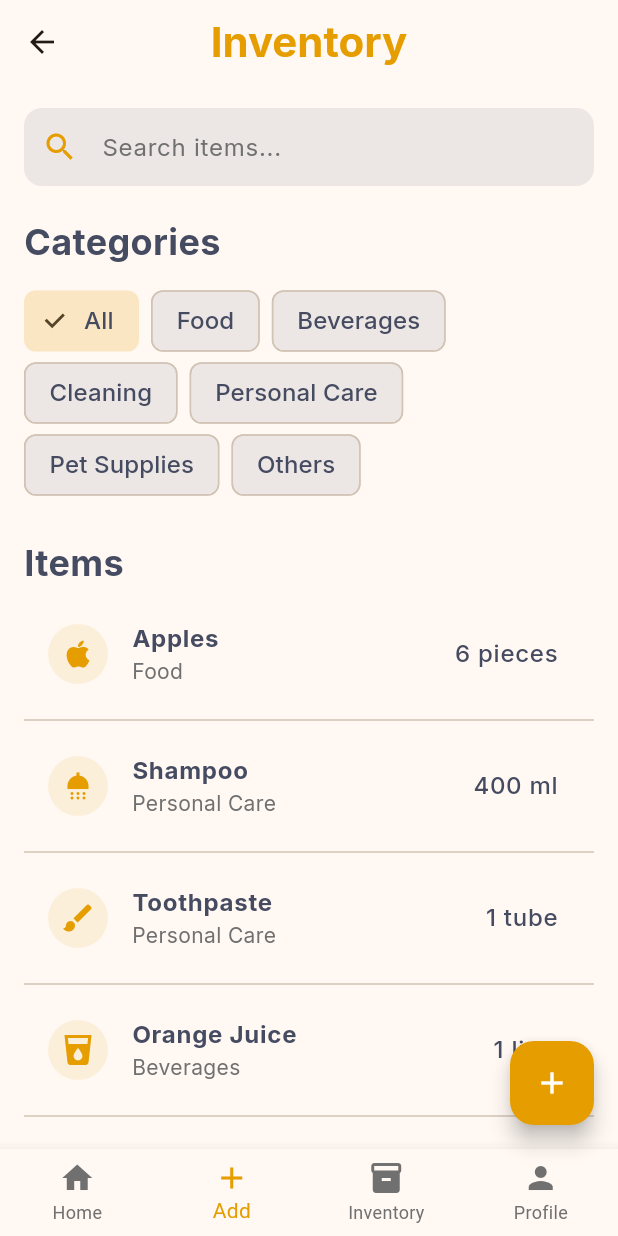
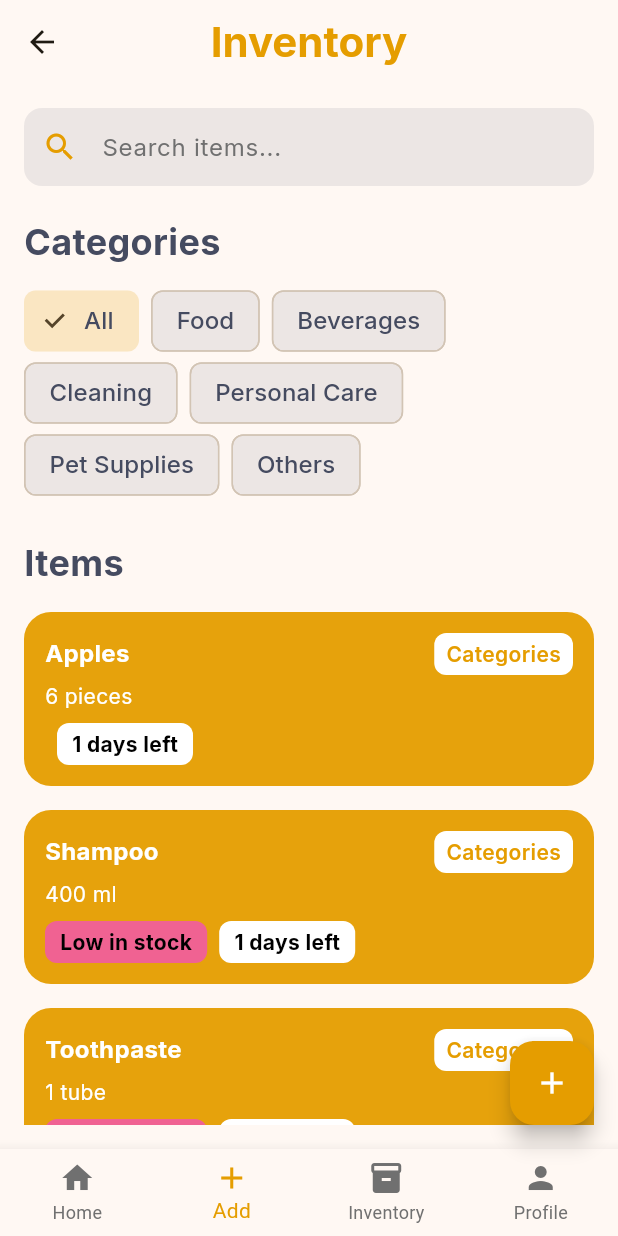
Before and after one commit to dynura/NeverOut, a Flutter app: the InventoryPage screen opened directly, on a phone screen of 412 x 824 dp. Run offline on Flutter 3.47's test engine with Material 3 defaults, Android fonts, the phone set to English and light mode, and no system bars; our stand-ins replace cloud_firestore, firebase_auth, firebase_core, firebase_storage, flutter_dotenv, flutter_local_notifications and 3 more; missing offline and left inert: google_ml_kit; accounts and stored records are empty.

Commit message:
inventory page edit

```diff
--- a/lib/features/user_auth/presentation/pages/inventory_page.dart
+++ b/lib/features/user_auth/presentation/pages/inventory_page.dart
@@ -1,3 +1,4 @@
+import 'dart:math';
 import 'package:flutter/material.dart';
 import 'package:neverout/features/user_auth/presentation/widgets/app_theme.dart';
 import 'package:neverout/features/user_auth/presentation/widgets/app_navigation.dart';
@@ -27,95 +28,70 @@ class _InventoryPageState extends State<InventoryPage> {
   String searchQuery = '';
 
   final List<Map<String, dynamic>> allItems = [
-    {
-      'name': 'Apples',
-      'quantity': '6 pieces',
-      'category': 'Food',
-      'icon': Icons.apple,
-    },
+    {'name': 'Apples', 'quantity': '6 pieces', 'count': 6, 'category': 'Food'},
     {
       'name': 'Shampoo',
       'quantity': '400 ml',
+      'count': 1,
       'category': 'Personal Care',
-      'icon': Icons.shower,
     },
     {
       'name': 'Toothpaste',
       'quantity': '1 tube',
+      'count': 1,
       'category': 'Personal Care',
-      'icon': Icons.brush,
     },
     {
       'name': 'Orange Juice',
       'quantity': '1 litre',
+      'count': 1,
       'category': 'Beverages',
-      'icon': Icons.local_drink,
     },
-    {
-      'name': 'Bread',
-      'quantity': '2 loaves',
-      'category': 'Food',
-      'icon': Icons.bakery_dining,
-    },
+    {'name': 'Bread', 'quantity': '2 loaves', 'count': 2, 'category': 'Food'},
     {
       'name': 'Laundry Detergent',
       'quantity': '1 bottle',
+      'count': 1,
       'category': 'Cleaning',
-      'icon': Icons.local_laundry_service,
     },
     {
       'name': 'Floor Cleaner',
       'quantity': '2 bottles',
+      'count': 2,
       'category': 'Cleaning',
-      'icon': Icons.cleaning_services,
     },
     {
       'name': 'Dog Treats',
       'quantity': '500 g',
+      'count': 1,
       'category': 'Pet Supplies',
-      'icon': Icons.pets,
     },
     {
       'name': 'Cat Litter',
       'quantity': '5 kg',
+      'count': 5,
       'category': 'Pet Supplies',
-      'icon': Icons.pets,
     },
-    {
-      'name': 'Soda',
-      'quantity': '6 cans',
-      'category': 'Beverages',
-      'icon': Icons.local_drink,
-    },
-    {
-      'name': 'Cereal',
-      'quantity': '1 box',
-      'category': 'Food',
-      'icon': Icons.breakfast_dining,
-    },
+    {'name': 'Soda', 'quantity': '6 cans', 'count': 6, 'category': 'Beverages'},
+    {'name': 'Cereal', 'quantity': '1 box', 'count': 1, 'category': 'Food'},
     {
       'name': 'Hand Soap',
       'quantity': '2 bottles',
+      'count': 2,
       'category': 'Personal Care',
-      'icon': Icons.soap,
     },
     {
       'name': 'Tissues',
       'quantity': '3 boxes',
+      'count': 3,
       'category': 'Personal Care',
-      'icon': Icons.airline_seat_legroom_reduced,
     },
-    {
-      'name': 'Batteries',
-      'quantity': '8 AA',
-      'category': 'Others',
-      'icon': Icons.battery_full,
-    },
+    {'name': 'Batteries', 'quantity': '8 AA', 'count': 8, 'category': 'Others'},
     {
       'name': 'Light Bulbs',
       'quantity': '4 bulbs',
+      'count': 4,
       'category': 'Others',
-      'icon': Icons.lightbulb,
     },
   ];
 
@@ -237,61 +213,87 @@ class _InventoryPageState extends State<InventoryPage> {
       );
     }
 
-    return ListView.separated(
+    return ListView.builder(
       itemCount: items.length,
-      separatorBuilder: (context, index) => const Divider(height: 16),
       itemBuilder: (context, index) {
         final item = items[index];
-        return ListTile(
-          leading: Container(
-            padding: const EdgeInsets.all(8),
-            decoration: BoxDecoration(
-              color: AppTheme.primaryColor.withOpacity(0.1),
-              shape: BoxShape.circle,
-            ),
-            child: Icon(item['icon'], color: AppTheme.primaryColor),
+        final daysLeft = Random().nextInt(10) + 1;
+        final isLowStock = item['count'] < 3;
+
+        return Container(
+          margin: const EdgeInsets.symmetric(vertical: 8),
+          padding: const EdgeInsets.all(14),
+          decoration: BoxDecoration(
+            color: AppTheme.primaryColor.withOpacity(0.95),
+            borderRadius: BorderRadius.circular(18),
           ),
-          title: Text(
-            item['name'],
-            style: AppTheme.bodyMedium().copyWith(fontWeight: FontWeight.bold),
+          child: Column(
+            crossAxisAlignment: CrossAxisAlignment.start,
+            children: [
+              Row(
+                mainAxisAlignment: MainAxisAlignment.spaceBetween,
+                children: [
+                  Text(
+                    item['name'],
+                    style: AppTheme.bodyMedium().copyWith(
+                      color: Colors.white,
+                      fontWeight: FontWeight.bold,
+                    ),
+                  ),
+                  Container(
+                    padding: const EdgeInsets.symmetric(
+                      horizontal: 8,
+                      vertical: 4,
+                    ),
+                    decoration: BoxDecoration(
+                      color: Colors.white,
+                      borderRadius: BorderRadius.circular(8),
+                    ),
+                    child: Text(
+                      'Categories',
+                      style: AppTheme.bodySmall().copyWith(
+                        color: AppTheme.primaryColor,
+                        fontWeight: FontWeight.w600,
+                      ),
+                    ),
+                  ),
+                ],
+              ),
+              const SizedBox(height: 4),
+              Text(
+                item['quantity'],
+                style: AppTheme.bodySmall().copyWith(color: Colors.white),
+              ),
+              const SizedBox(height: 8),
+              Row(
+                children: [
+                  if (isLowStock)
+                    _buildStatusTag('Low in stock', Colors.pink.shade300),
+                  const SizedBox(width: 8),
+                  _buildStatusTag('$daysLeft days left', Colors.white),
+                ],
+              ),
+            ],
           ),
-          subtitle: Text(item['category'], style: AppTheme.bodySmall()),
-          trailing: Text(item['quantity'], style: AppTheme.bodyMedium()),
-          onTap: () => _showItemDetails(item),
         );
       },
     );
   }
 
-  void _showItemDetails(Map<String, dynamic> item) {
-    showDialog(
-      context: context,
-      builder:
-          (context) => AlertDialog(
-            title: Text(item['name'], style: AppTheme.headingMedium()),
-            content: Column(
-              mainAxisSize: MainAxisSize.min,
-              crossAxisAlignment: CrossAxisAlignment.start,
-              children: [
-                ListTile(
-                  leading: Icon(Icons.category, color: AppTheme.primaryColor),
-                  title: Text('Category', style: AppTheme.bodyMedium()),
-                  subtitle: Text(item['category']),
-                ),
-                ListTile(
-                  leading: Icon(Icons.scale, color: AppTheme.primaryColor),
-                  title: Text('Quantity', style: AppTheme.bodyMedium()),
-                  subtitle: Text(item['quantity']),
-                ),
-              ],
-            ),
-            actions: [
-              TextButton(
-                onPressed: () => Navigator.pop(context),
-                child: Text('Close', style: AppTheme.bodyMedium()),
-              ),
-            ],
-          ),
+  Widget _buildStatusTag(String label, Color bgColor) {
+    return Container(
+      padding: const EdgeInsets.symmetric(horizontal: 10, vertical: 4),
+      decoration: BoxDecoration(
+        color: bgColor,
+        borderRadius: BorderRadius.circular(8),
+      ),
+      child: Text(
+        label,
+        style: AppTheme.bodySmall().copyWith(
+          color: Colors.black,
+          fontWeight: FontWeight.bold,
+        ),
+      ),
     );
   }
 
```
